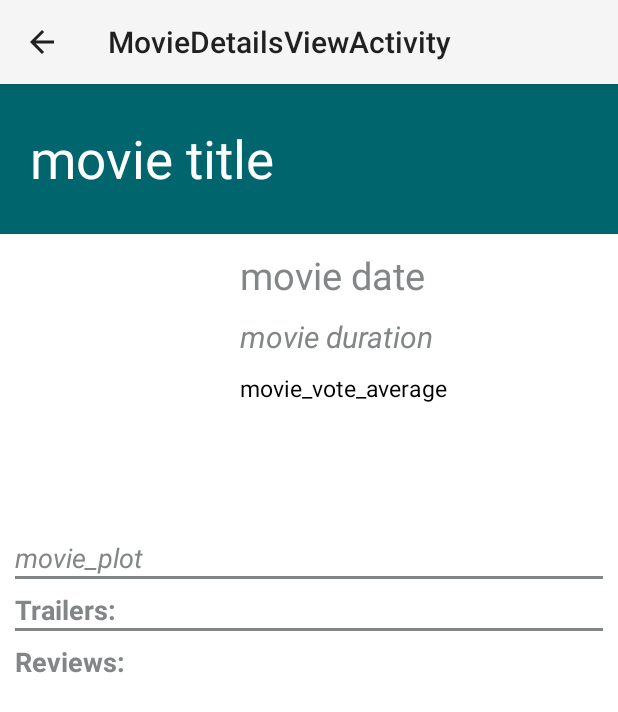
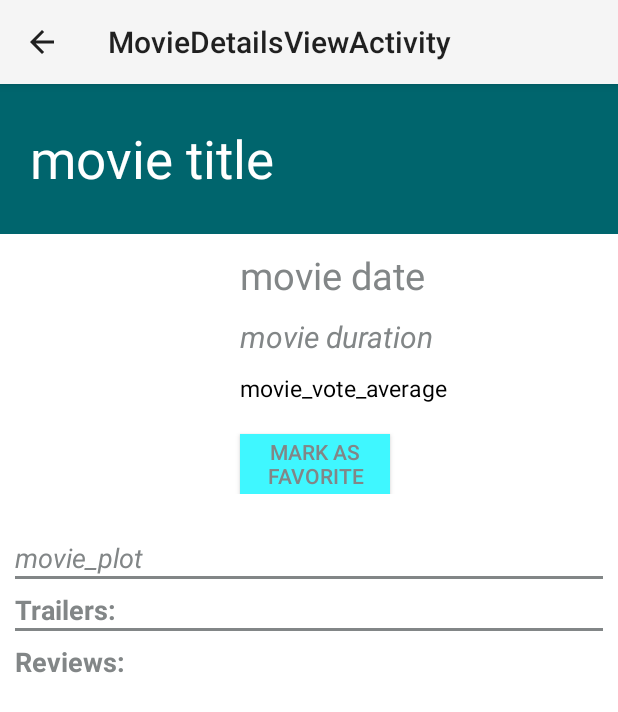
Before and after one commit to OlgaKuklina/Nanodegree, an Android app: the MovieDetailsViewActivity screen opened directly, with no data from a screen before it, on a phone screen of 412 x 824 dp. Shown: the top 712 px of the screen. Run offline under Robolectric (Android 15) with nearby library versions, the phone set to English and light mode, and no system bars; our stand-ins replace Picasso; pictures from the network do not load; 1 statement that could not run was skipped.

Commit message:
implemented Fav Movies Content Provider

```diff
--- a/app/src/main/res/layout/activity_movie_details_view.xml
+++ b/app/src/main/res/layout/activity_movie_details_view.xml
@@ -74,6 +74,29 @@
                     android:text="movie_vote_average"
                     android:textColor="@color/detail_view_vote_average_text_color"
                     android:textSize="@dimen/detail_text_view_vote_average_text_size" />
+
+                <Button
+                    android:id="@+id/mark_as_fav_button"
+                    android:layout_width="100dp"
+                    android:layout_height="40dp"
+                    android:layout_marginLeft="20dp"
+                    android:layout_marginTop="20dp"
+                    android:background="@color/detail_view_star_button_color"
+                    android:textColor="@color/detail_view_movie_details_text_color"
+                    android:text="MARK AS FAVORITE"
+                    android:visibility="gone"/>
+
+                <Button
+                    android:id="@+id/delete_from_fav_button"
+                    android:layout_width="100dp"
+                    android:layout_height="40dp"
+                    android:layout_marginLeft="20dp"
+                    android:layout_marginTop="20dp"
+                    android:background="@color/detail_view_star_button_color"
+                    android:textColor="@color/detail_view_movie_details_text_color"
+                    android:text="DELETE FROM FAVORITE"
+                    android:visibility="gone"/>
+
             </LinearLayout>
         </LinearLayout>
 
--- a/app/src/main/res/values/colors.xml
+++ b/app/src/main/res/values/colors.xml
@@ -11,4 +11,6 @@
     <color name="main_activity_button_capstone_background_color">#FFFF3255</color>
 
     <color name= "detail_view_review_author_text_color">#FF000000</color>
+    <color name= "detail_view_star_button_color">#FF3FF7FF</color>
+
 </resources>
```
Also changed, not shown: app/src/main/AndroidManifest.xml (+7 -0 lines), app/src/main/java/com/example/android/myappportfolio/FavoriteMovieCollectionDbHelper.java (added, +28 -0 lines), app/src/main/java/com/example/android/myappportfolio/FavoriteMovieCollectionProvider.java (added, +92 -0 lines), app/src/main/java/com/example/android/myappportfolio/FavoriteMoviesContract.java (added, +24 -0 lines), app/src/main/java/com/example/android/myappportfolio/MovieDetailsViewActivity.java (+72 -2 lines).
